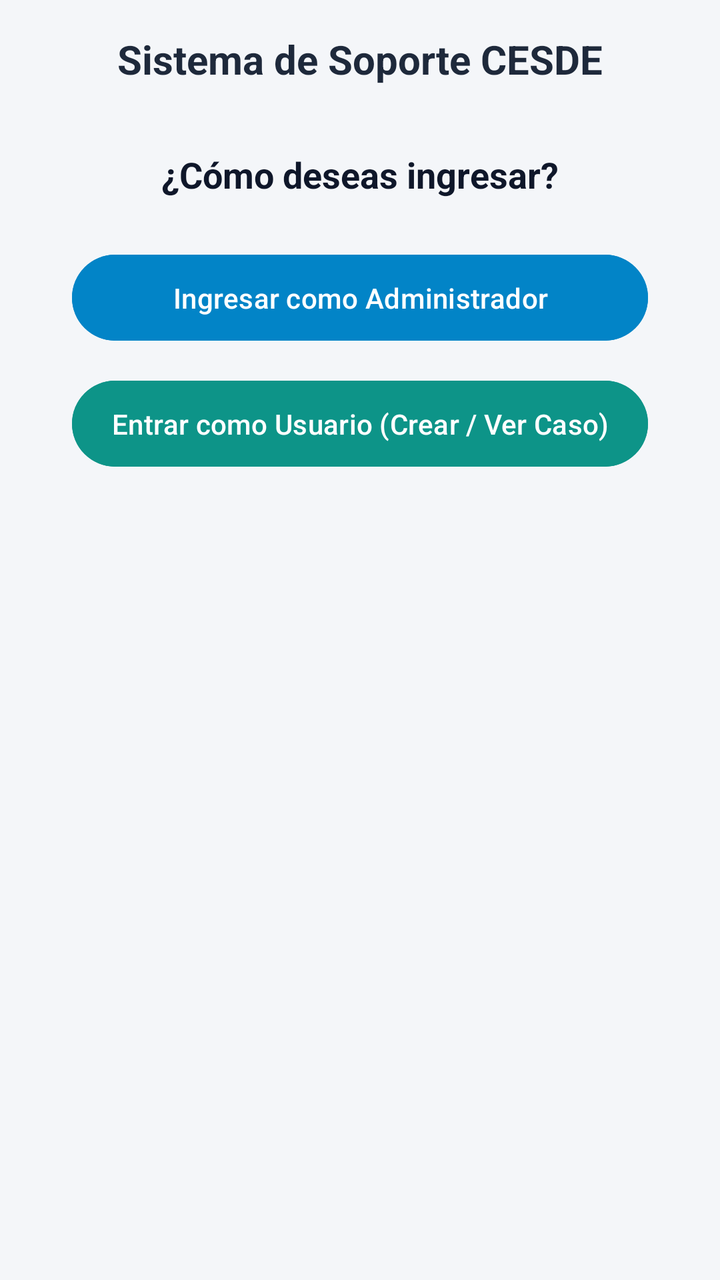
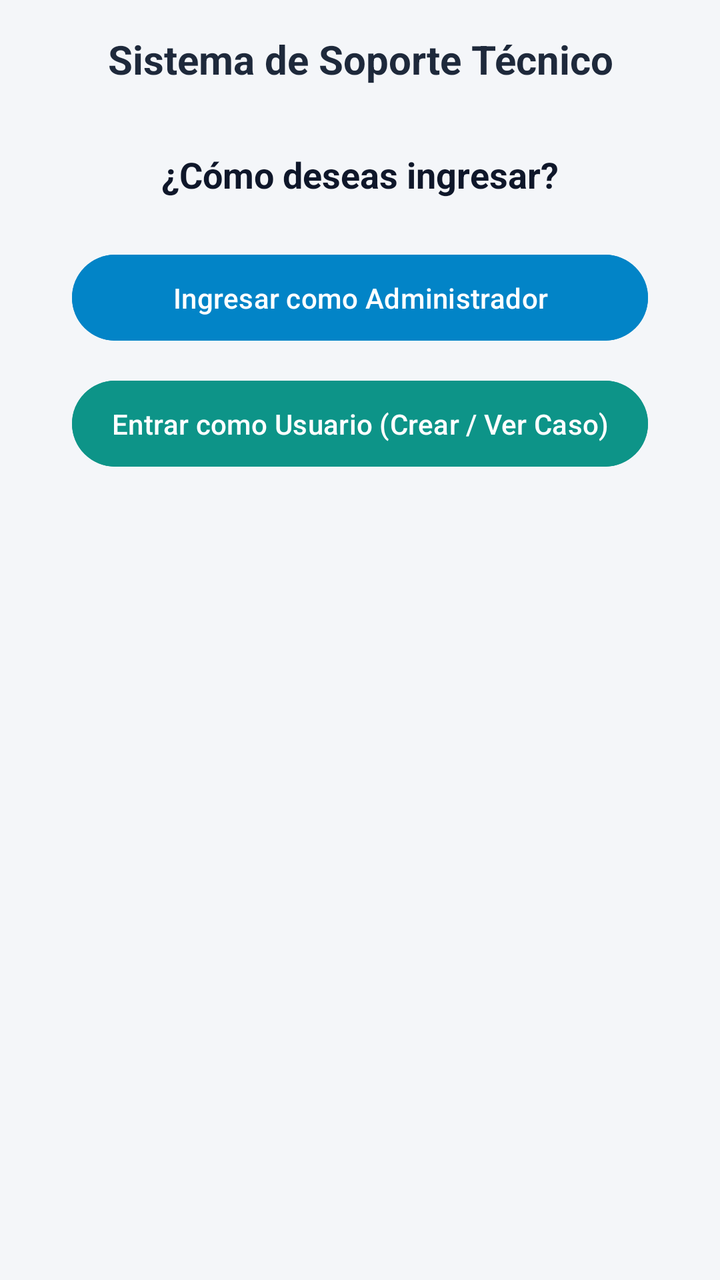

Before-and-after screenshots of an Android layout around one commit, followed by the original layout XML and the change that was made.
<!-- AndroidManifest.xml: application theme Theme.ZamoraCorporation -->
<!-- res/layout/activity_main.xml -->
<?xml version="1.0" encoding="utf-8"?>
<ScrollView xmlns:android="http://schemas.android.com/apk/res/android"
    xmlns:app="http://schemas.android.com/apk/res-auto"
    android:layout_width="match_parent"
    android:layout_height="match_parent"
    android:background="#F4F6F9"
    android:fillViewport="true">

    <LinearLayout
        android:layout_width="match_parent"
        android:layout_height="wrap_content"
        android:orientation="vertical"
        android:padding="16dp">

        <TextView
            android:layout_width="match_parent"
            android:layout_height="wrap_content"
            android:gravity="center"
            android:text="Sistema de Soporte CESDE"
            android:textColor="#1E293B"
            android:textSize="20sp"
            android:textStyle="bold"
            android:paddingBottom="12dp"/>

        
        <LinearLayout
            android:id="@+id/panelMenu"
            android:layout_width="match_parent"
            android:layout_height="wrap_content"
            android:orientation="vertical"
            android:gravity="center"
            android:padding="20dp"
            android:visibility="visible">

            <TextView
                android:layout_width="wrap_content"
                android:layout_height="wrap_content"
                android:text="¿Cómo deseas ingresar?"
                android:textSize="18sp"
                android:textStyle="bold"
                android:textColor="#0F172A"
                android:paddingBottom="24dp"/>

            <Button
                android:id="@+id/btnIrAdmin"
                android:layout_width="match_parent"
                android:layout_height="wrap_content"
                android:text="Ingresar como Administrador"
                android:backgroundTint="#0284C7"
                android:textColor="#FFFFFF"
                android:padding="12dp"
                android:layout_marginBottom="12dp"/>

            <Button
                android:id="@+id/btnIrUsuario"
                android:layout_width="match_parent"
                android:layout_height="wrap_content"
                android:text="Entrar como Usuario (Crear / Ver Caso)"
                android:backgroundTint="#0D9488"
                android:textColor="#FFFFFF"
                android:padding="12dp"/>
        </LinearLayout>

        
        <LinearLayout
            android:id="@+id/panelAdminLogin"
            android:layout_width="match_parent"
            android:layout_height="wrap_content"
            android:orientation="vertical"
            android:visibility="gone">

            <androidx.cardview.widget.CardView
                android:layout_width="match_parent"
                android:layout_height="wrap_content"
                app:cardCornerRadius="12dp"
                app:cardElevation="4dp"
                app:cardBackgroundColor="#FFFFFF"
                android:layout_marginBottom="16dp">

                <LinearLayout
                    android:layout_width="match_parent"
                    android:layout_height="wrap_content"
                    android:orientation="vertical"
                    android:padding="16dp">

                    <TextView
                        android:layout_width="wrap_content"
                        android:layout_height="wrap_content"
                        android:text="Login Administrador"
                        android:textColor="#0284C7"
                        android:textSize="18sp"
                        android:textStyle="bold"
                        android:paddingBottom="12dp"/>

                    <EditText
                        android:id="@+id/txtAdminUser"
                        android:layout_width="match_parent"
                        android:layout_height="wrap_content"
                        android:hint="Nombre de Administrador"
                        android:inputType="textPersonName"
                        android:padding="10dp"/>

                    <EditText
                        android:id="@+id/txtAdminPass"
                        android:layout_width="match_parent"
                        android:layout_height="wrap_content"
                        android:hint="Contraseña"
                        android:inputType="textPassword"
                        android:padding="10dp"
                        android:layout_marginTop="8dp"/>

                    <LinearLayout
                        android:layout_width="match_parent"
                        android:layout_height="wrap_content"
                        android:orientation="horizontal"
                        android:layout_marginTop="16dp">

                        <Button
                            android:id="@+id/btnLoginAdmin"
                            android:layout_width="0dp"
                            android:layout_height="wrap_content"
                            android:layout_weight="1"
                            android:text="Entrar"
                            android:backgroundTint="#0284C7"
                            android:textColor="#FFFFFF"/>

                        <Button
                            android:id="@+id/btnVolverMenu1"
                            android:layout_width="0dp"
                            android:layout_height="wrap_content"
                            android:layout_weight="1"
                            android:layout_marginStart="8dp"
                            android:text="Volver"
                            android:backgroundTint="#64748B"
                            android:textColor="#FFFFFF"/>
                    </LinearLayout>
                </LinearLayout>
            </androidx.cardview.widget.CardView>
        </LinearLayout>

        
        <LinearLayout
            android:id="@+id/panelAdminDashboard"
            android:layout_width="match_parent"
            android:layout_height="wrap_content"
            android:orientation="vertical"
            android:visibility="gone">

            <TextView
                android:id="@+id/lblSaludoAdmin"
                android:layout_width="match_parent"
                android:layout_height="wrap_content"
                android:text="Bienvenido"
                android:textSize="18sp"
                android:textStyle="bold"
                android:textColor="#0F172A"
                android:paddingBottom="8dp"/>

            <TextView
                android:layout_width="wrap_content"
                android:layout_height="wrap_content"
                android:text="Tus casos asignados:"
                android:textColor="#334155"
                android:paddingBottom="4dp"/>

            <ListView
                android:id="@+id/listViewAdminTickets"
                android:layout_width="match_parent"
                android:layout_height="220dp"
                android:background="#FFFFFF"
                android:divider="#CBD5E1"
                android:dividerHeight="1dp"
                android:layout_marginBottom="12dp"/>

            <Button
                android:id="@+id/btnCerrarSesionAdmin"
                android:layout_width="match_parent"
                android:layout_height="wrap_content"
                android:text="Cerrar Sesión"
                android:backgroundTint="#EF4444"
                android:textColor="#FFFFFF"/>
        </LinearLayout>

        
        <LinearLayout
            android:id="@+id/panelUsuario"
            android:layout_width="match_parent"
            android:layout_height="wrap_content"
            android:orientation="vertical"
            android:visibility="gone">

            
            <androidx.cardview.widget.CardView
                android:layout_width="match_parent"
                android:layout_height="wrap_content"
                app:cardCornerRadius="12dp"
                app:cardElevation="4dp"
                app:cardBackgroundColor="#FFFFFF"
                android:layout_marginBottom="16dp">

                <LinearLayout
                    android:layout_width="match_parent"
                    android:layout_height="wrap_content"
                    android:orientation="vertical"
                    android:padding="16dp">

                    <TextView
                        android:layout_width="wrap_content"
                        android:layout_height="wrap_content"
                        android:text="Registrar Nuevo Caso"
                        android:textColor="#0D9488"
                        android:textSize="16sp"
                        android:textStyle="bold"
                        android:paddingBottom="8dp"/>

                    <EditText
                        android:id="@+id/txtNombreUsuario"
                        android:layout_width="match_parent"
                        android:layout_height="wrap_content"
                        android:hint="Tu Nombre (Ej: Juan Zamora)"
                        android:inputType="textPersonName"
                        android:padding="10dp"
                        android:layout_marginTop="8dp"/>

                    <EditText
                        android:id="@+id/txtDocumento"
                        android:layout_width="match_parent"
                        android:layout_height="wrap_content"
                        android:hint="Documento de Identidad (Máx. 10 dígitos)"
                        android:inputType="number"
                        android:maxLength="10"
                        android:padding="10dp"
                        android:layout_marginTop="8dp"/>

                    <EditText
                        android:id="@+id/txtPlacaEquipo"
                        android:layout_width="match_parent"
                        android:layout_height="wrap_content"
                        android:hint="Placa del Equipo (Máx. 13 caracteres)"
                        android:inputType="text"
                        android:maxLength="13"
                        android:padding="10dp"
                        android:layout_marginTop="8dp"/>

                    <EditText
                        android:id="@+id/txtDescripcion"
                        android:layout_width="match_parent"
                        android:layout_height="wrap_content"
                        android:hint="¿Qué pasó con el equipo? (Hechos)"
                        android:inputType="textMultiLine"
                        android:lines="3"
                        android:padding="10dp"
                        android:layout_marginTop="8dp"/>

                    <TextView
                        android:layout_width="wrap_content"
                        android:layout_height="wrap_content"
                        android:text="Tipo de Solicitud:"
                        android:textColor="#334155"
                        android:textStyle="bold"
                        android:layout_marginTop="12dp"/>

                    <RadioGroup
                        android:id="@+id/rgTipoSolicitud"
                        android:layout_width="match_parent"
                        android:layout_height="wrap_content"
                        android:orientation="horizontal"
                        android:layout_marginTop="4dp">

                        <RadioButton
                            android:id="@+id/rbIncidente"
                            android:layout_width="wrap_content"
                            android:layout_height="wrap_content"
                            android:checked="true"
                            android:text="Incidente (INC)"/>

                        <RadioButton
                            android:id="@+id/rbOrdenTrabajo"
                            android:layout_width="wrap_content"
                            android:layout_height="wrap_content"
                            android:text="Orden de Trabajo (WO)"
                            android:layout_marginStart="16dp"/>
                    </RadioGroup>

                    <TextView
                        android:layout_width="wrap_content"
                        android:layout_height="wrap_content"
                        android:text="Ubicación / Sede:"
                        android:textColor="#334155"
                        android:textStyle="bold"
                        android:layout_marginTop="12dp"/>

                    <RadioGroup
                        android:id="@+id/rgUbicacion"
                        android:layout_width="match_parent"
                        android:layout_height="wrap_content"
                        android:orientation="vertical"
                        android:layout_marginTop="4dp">

                        <RadioButton
                            android:id="@+id/rbMedellin"
                            android:layout_width="wrap_content"
                            android:layout_height="wrap_content"
                            android:checked="true"
                            android:text="Cesde Sede Medellín (Salud)"/>

                        <RadioButton
                            android:id="@+id/rbBogota"
                            android:layout_width="wrap_content"
                            android:layout_height="wrap_content"
                            android:text="Cesde Sede Bogotá (Bienestar y Cuidado)"
                            android:layout_marginTop="4dp"/>
                    </RadioGroup>

                    <LinearLayout
                        android:layout_width="match_parent"
                        android:layout_height="wrap_content"
                        android:orientation="horizontal"
                        android:layout_marginTop="16dp">

                        <Button
                            android:id="@+id/btnRegistrar"
                            android:layout_width="0dp"
                            android:layout_height="wrap_content"
                            android:layout_weight="1"
                            android:text="Registrar"
                            android:backgroundTint="#0D9488"
                            android:textColor="#FFFFFF"/>

                        <Button
                            android:id="@+id/btnLimpiar"
                            android:layout_width="0dp"
                            android:layout_height="wrap_content"
                            android:layout_weight="1"
                            android:layout_marginStart="8dp"
                            android:text="Limpiar"
                            android:backgroundTint="#64748B"
                            android:textColor="#FFFFFF"/>
                    </LinearLayout>
                </LinearLayout>
            </androidx.cardview.widget.CardView>

            
            <androidx.cardview.widget.CardView
                android:layout_width="match_parent"
                android:layout_height="wrap_content"
                app:cardCornerRadius="12dp"
                app:cardElevation="4dp"
                app:cardBackgroundColor="#FFFFFF"
                android:layout_marginBottom="16dp">

                <LinearLayout
                    android:layout_width="match_parent"
                    android:layout_height="wrap_content"
                    android:orientation="vertical"
                    android:padding="16dp">

                    <TextView
                        android:layout_width="wrap_content"
                        android:layout_height="wrap_content"
                        android:text="Consultar Mis Tickets"
                        android:textColor="#0D9488"
                        android:textSize="16sp"
                        android:textStyle="bold"
                        android:paddingBottom="8dp"/>

                    <EditText
                        android:id="@+id/txtDocConsulta"
                        android:layout_width="match_parent"
                        android:layout_height="wrap_content"
                        android:hint="Ingresa tu documento (Máx. 10 dígitos)"
                        android:inputType="number"
                        android:maxLength="10"
                        android:padding="10dp"/>

                    <Button
                        android:id="@+id/btnConsultarUsuario"
                        android:layout_width="match_parent"
                        android:layout_height="wrap_content"
                        android:text="Buscar Mis Tickets"
                        android:backgroundTint="#0D9488"
                        android:textColor="#FFFFFF"
                        android:layout_marginTop="8dp"/>

                    <ListView
                        android:id="@+id/listViewUserTickets"
                        android:layout_width="match_parent"
                        android:layout_height="140dp"
                        android:background="#F8FAFC"
                        android:divider="#CBD5E1"
                        android:dividerHeight="1dp"
                        android:layout_marginTop="12dp"/>
                </LinearLayout>
            </androidx.cardview.widget.CardView>

            <Button
                android:id="@+id/btnVolverMenu2"
                android:layout_width="match_parent"
                android:layout_height="wrap_content"
                android:text="Volver al Menú Principal"
                android:backgroundTint="#64748B"
                android:textColor="#FFFFFF"/>
        </LinearLayout>

    </LinearLayout>
</ScrollView>
<!-- resources referenced by this layout -->
<resources>
  <style name="Theme.ZamoraCorporation" parent="Base.Theme.ZamoraCorporation" />
  <style name="Base.Theme.ZamoraCorporation" parent="Theme.Material3.DayNight.NoActionBar">
          
          
      </style>
</resources>

<!-- the commit's change to res/layout/activity_main.xml (unified diff, before → after) -->
@@ -16,7 +16,7 @@
             android:layout_width="match_parent"
             android:layout_height="wrap_content"
             android:gravity="center"
-            android:text="Sistema de Soporte CESDE"
+            android:text="Sistema de Soporte Técnico"
             android:textColor="#1E293B"
             android:textSize="20sp"
             android:textStyle="bold"
@@ -159,14 +159,14 @@
             <TextView
                 android:layout_width="wrap_content"
                 android:layout_height="wrap_content"
-                android:text="Tus casos asignados:"
+                android:text="Tus casos asignados (Toca uno para ver detalle):"
                 android:textColor="#334155"
                 android:paddingBottom="4dp"/>
 
             <ListView
                 android:id="@+id/listViewAdminTickets"
                 android:layout_width="match_parent"
-                android:layout_height="220dp"
+                android:layout_height="240dp"
                 android:background="#FFFFFF"
                 android:divider="#CBD5E1"
                 android:dividerHeight="1dp"
@@ -213,20 +213,65 @@
                         android:textStyle="bold"
                         android:paddingBottom="8dp"/>
 
+                    <TextView
+                        android:layout_width="wrap_content"
+                        android:layout_height="wrap_content"
+                        android:text="Tipo de Solicitud:"
+                        android:textColor="#334155"
+                        android:textStyle="bold"
+                        android:layout_marginTop="4dp"/>
+
+                    <RadioGroup
+                        android:id="@+id/rgTipoSolicitud"
+                        android:layout_width="match_parent"
+                        android:layout_height="wrap_content"
+                        android:orientation="vertical"
+                        android:layout_marginTop="4dp">
+
+                        <RadioButton
+                            android:id="@+id/rbIncidente"
+                            android:layout_width="wrap_content"
+                            android:layout_height="wrap_content"
+                            android:checked="true"
+                            android:text="Incidente (INC)"/>
+
+                        <RadioButton
+                            android:id="@+id/rbOrdenTrabajo"
+                            android:layout_width="wrap_content"
+                            android:layout_height="wrap_content"
+                            android:text="Orden de Trabajo (WO)"/>
+
+                        <RadioButton
+                            android:id="@+id/rbGarantia"
+                            android:layout_width="wrap_content"
+                            android:layout_height="wrap_content"
+                            android:text="Garantía (Falla de fábrica / sin golpe)"/>
+                    </RadioGroup>
+
+                    
                     <EditText
                         android:id="@+id/txtNombreUsuario"
                         android:layout_width="match_parent"
                         android:layout_height="wrap_content"
-                        android:hint="Tu Nombre (Ej: Juan Zamora)"
+                        android:hint="Nombre de Usuario (Solo texto)"
                         android:inputType="textPersonName"
                         android:padding="10dp"
                         android:layout_marginTop="8dp"/>
 
                     <EditText
+                        android:id="@+id/txtCorreoCorporativo"
+                        android:layout_width="match_parent"
+                        android:layout_height="wrap_content"
+                        android:hint="Correo (@compensar.com o @consorciosalud.com)"
+                        android:inputType="textEmailAddress"
+                        android:padding="10dp"
+                        android:layout_marginTop="8dp"/>
+
+                    <EditText
                         android:id="@+id/txtDocumento"
                         android:layout_width="match_parent"
                         android:layout_height="wrap_content"
-                        android:hint="Documento de Identidad (Máx. 10 dígitos)"
+                        android:hint="ID Corporativo / Documento (Máx. 10 dígitos)"
                         android:inputType="number"
                         android:maxLength="10"
                         android:padding="10dp"
@@ -242,75 +287,69 @@
                         android:padding="10dp"
                         android:layout_marginTop="8dp"/>
 
+                    
+                    <LinearLayout
+                        android:id="@+id/layoutCamposGarantia"
+                        android:layout_width="match_parent"
+                        android:layout_height="wrap_content"
+                        android:orientation="vertical"
+                        android:background="#F1F5F9"
+                        android:padding="10dp"
+                        android:layout_marginTop="10dp"
+                        android:visibility="gone">
+
+                        <TextView
+                            android:layout_width="wrap_content"
+                            android:layout_height="wrap_content"
+                            android:text="Datos del Equipo en Garantía:"
+                            android:textColor="#0284C7"
+                            android:textStyle="bold"
+                            android:paddingBottom="6dp"/>
+
+                        <TextView
+                            android:layout_width="wrap_content"
+                            android:layout_height="wrap_content"
+                            android:text="Marca del Equipo:"
+                            android:textColor="#334155"
+                            android:textSize="13sp"/>
+
+                        <Spinner
+                            android:id="@+id/spinnerMarca"
+                            android:layout_width="match_parent"
+                            android:layout_height="44dp"
+                            android:layout_marginBottom="8dp"/>
+
+                        <TextView
+                            android:layout_width="wrap_content"
+                            android:layout_height="wrap_content"
+                            android:text="Formato del Equipo:"
+                            android:textColor="#334155"
+                            android:textSize="13sp"/>
+
+                        <Spinner
+                            android:id="@+id/spinnerTipoEquipo"
+                            android:layout_width="match_parent"
+                            android:layout_height="44dp"
+                            android:layout_marginBottom="8dp"/>
+
+                        <EditText
+                            android:id="@+id/txtSerialEquipo"
+                            android:layout_width="match_parent"
+                            android:layout_height="wrap_content"
+                            android:hint="Serial del Equipo (S/N)"
+                            android:inputType="textCapCharacters"
+                            android:padding="10dp"/>
+                    </LinearLayout>
+
                     <EditText
                         android:id="@+id/txtDescripcion"
                         android:layout_width="match_parent"
                         android:layout_height="wrap_content"
-                        android:hint="¿Qué pasó con el equipo? (Hechos)"
+                        android:hint="Descripción de los hechos / falla"
                         android:inputType="textMultiLine"
                         android:lines="3"
                         android:padding="10dp"
                         android:layout_marginTop="8dp"/>
-
-                    <TextView
-                        android:layout_width="wrap_content"
-                        android:layout_height="wrap_content"
-                        android:text="Tipo de Solicitud:"
-                        android:textColor="#334155"
-                        android:textStyle="bold"
-                        android:layout_marginTop="12dp"/>
-
-                    <RadioGroup
-                        android:id="@+id/rgTipoSolicitud"
-                        android:layout_width="match_parent"
-                        android:layout_height="wrap_content"
-                        android:orientation="horizontal"
-                        android:layout_marginTop="4dp">
-
-                        <RadioButton
-                            android:id="@+id/rbIncidente"
-                            android:layout_width="wrap_content"
-                            android:layout_height="wrap_content"
-                            android:checked="true"
-                            android:text="Incidente (INC)"/>
-
-                        <RadioButton
-                            android:id="@+id/rbOrdenTrabajo"
-                            android:layout_width="wrap_content"
-                            android:layout_height="wrap_content"
-                            android:text="Orden de Trabajo (WO)"
-                            android:layout_marginStart="16dp"/>
-                    </RadioGroup>
-
-                    <TextView
-                        android:layout_width="wrap_content"
-                        android:layout_height="wrap_content"
-                        android:text="Ubicación / Sede:"
-                        android:textColor="#334155"
-                        android:textStyle="bold"
-                        android:layout_marginTop="12dp"/>
-
-                    <RadioGroup
-                        android:id="@+id/rgUbicacion"
-                        android:layout_width="match_parent"
-                        android:layout_height="wrap_content"
-                        android:orientation="vertical"
-                        android:layout_marginTop="4dp">
-
-                        <RadioButton
-                            android:id="@+id/rbMedellin"
-                            android:layout_width="wrap_content"
-                            android:layout_height="wrap_content"
-                            android:checked="true"
-                            android:text="Cesde Sede Medellín (Salud)"/>
-
-                        <RadioButton
-                            android:id="@+id/rbBogota"
-                            android:layout_width="wrap_content"
-                            android:layout_height="wrap_content"
-                            android:text="Cesde Sede Bogotá (Bienestar y Cuidado)"
-                            android:layout_marginTop="4dp"/>
-                    </RadioGroup>
 
                     <LinearLayout
                         android:layout_width="match_parent"
@@ -368,7 +407,7 @@
                         android:id="@+id/txtDocConsulta"
                         android:layout_width="match_parent"
                         android:layout_height="wrap_content"
-                        android:hint="Ingresa tu documento (Máx. 10 dígitos)"
+                        android:hint="Ingresa tu ID / Documento (Máx. 10 dígitos)"
                         android:inputType="number"
                         android:maxLength="10"
                         android:padding="10dp"/>
